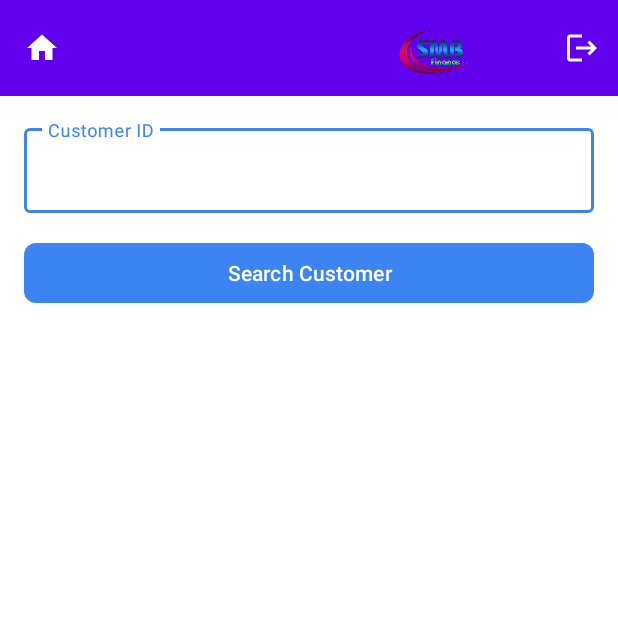
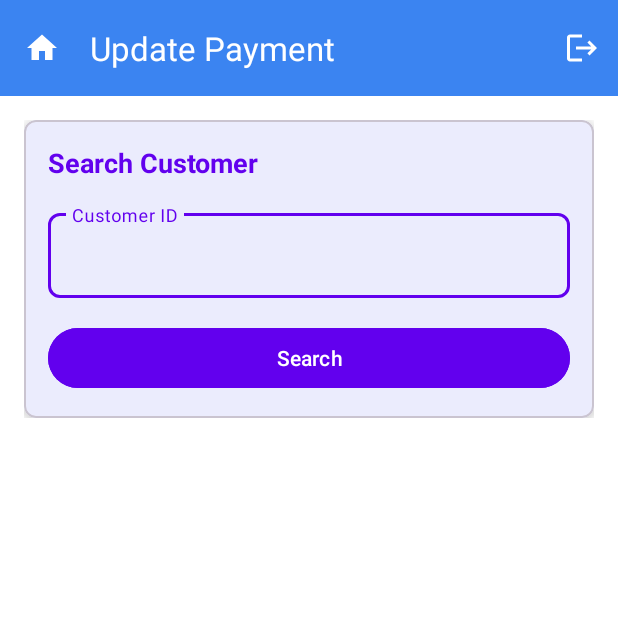
Before and after one commit to nellorukiran/smb-finance-mini, an Android app: the UpdateCustomerActivity screen opened directly, with no data from a screen before it, on a phone screen of 412 x 824 dp, the top half of it. Run offline under Robolectric (Android 15) with nearby library versions, the phone set to English and light mode, and no system bars.

Commit message:
Update page theam changes

```diff
--- a/app/src/main/res/layout/activity_update_customer.xml
+++ b/app/src/main/res/layout/activity_update_customer.xml
@@ -5,42 +5,36 @@
     android:layout_height="match_parent"
     android:background="@color/white">
 
-    <com.google.android.material.appbar.AppBarLayout
-        android:id="@+id/appBarLayout"
-        android:layout_width="match_parent"
-        android:layout_height="wrap_content"
-        android:background="@color/design_default_color_primary"
-        app:layout_constraintTop_toTopOf="parent">
-
-        <androidx.appcompat.widget.Toolbar
+    <com.google.android.material.appbar.MaterialToolbar
         android:id="@+id/toolbar"
         android:layout_width="match_parent"
         android:layout_height="?attr/actionBarSize"
-            android:background="@color/design_default_color_primary">
-
-            <RelativeLayout
-                android:layout_width="match_parent"
-                android:layout_height="match_parent">
-
-                <ImageView
-                    android:layout_width="120dp"
-                    android:layout_height="40dp"
-                    android:src="@drawable/smblogo"
-                    android:scaleType="fitCenter"
-                    android:layout_alignParentEnd="true"
-                    android:layout_centerVertical="true"
-                    android:layout_marginEnd="16dp"/>
-
-            </RelativeLayout>
-
-        </androidx.appcompat.widget.Toolbar>
-    </com.google.android.material.appbar.AppBarLayout>
+        android:background="?attr/colorPrimary"
+        android:elevation="4dp"
+        android:theme="@style/ThemeOverlay.MaterialComponents.Dark.ActionBar"
+        app:layout_constraintTop_toTopOf="parent"
+        app:title="Update Payment" />
 
     <androidx.core.widget.NestedScrollView
         android:layout_width="match_parent"
         android:layout_height="0dp"
-        app:layout_constraintTop_toBottomOf="@id/appBarLayout"
-        app:layout_constraintBottom_toBottomOf="parent">
+        android:background="@color/white"
+        android:padding="16dp"
+        app:layout_constraintBottom_toBottomOf="parent"
+        app:layout_constraintTop_toBottomOf="@id/toolbar">
+
+        <androidx.constraintlayout.widget.ConstraintLayout
+            android:layout_width="match_parent"
+            android:layout_height="wrap_content">
+
+            <com.google.android.material.card.MaterialCardView
+                android:id="@+id/searchCard"
+                android:layout_width="match_parent"
+                android:layout_height="wrap_content"
+                android:layout_marginBottom="16dp"
+                app:cardCornerRadius="8dp"
+                app:cardElevation="4dp"
+                app:layout_constraintTop_toTopOf="parent">
 
                 <LinearLayout
                     android:layout_width="match_parent"
@@ -48,30 +42,47 @@
                     android:orientation="vertical"
                     android:padding="16dp">
 
-            <com.google.android.material.textfield.TextInputLayout
+                    <TextView
                         android:layout_width="match_parent"
                         android:layout_height="wrap_content"
-                android:layout_marginBottom="16dp"
+                        android:text="Search Customer"
+                        android:textColor="@color/design_default_color_primary"
+                        android:textSize="18sp"
+                        android:textStyle="bold" />
+
+                    <com.google.android.material.textfield.TextInputLayout
+                        android:id="@+id/customerIdLayout"
+                        android:layout_width="match_parent"
+                        android:layout_height="wrap_content"
+                        android:layout_marginTop="16dp"
                         style="@style/Widget.MaterialComponents.TextInputLayout.OutlinedBox"
-                android:hint="Customer ID">
+                        app:boxCornerRadiusTopStart="8dp"
+                        app:boxCornerRadiusTopEnd="8dp"
+                        app:boxCornerRadiusBottomStart="8dp"
+                        app:boxCornerRadiusBottomEnd="8dp"
+                        app:boxStrokeColor="@color/design_default_color_primary"
+                        app:hintTextColor="@color/design_default_color_primary">
 
                         <com.google.android.material.textfield.TextInputEditText
                             android:id="@+id/etCustomerId"
                             android:layout_width="match_parent"
                             android:layout_height="wrap_content"
+                            android:hint="Customer ID"
                             android:inputType="text"
-                    android:maxLines="1"/>
-
+                            android:maxLines="1" />
                     </com.google.android.material.textfield.TextInputLayout>
 
                     <com.google.android.material.button.MaterialButton
                         android:id="@+id/btnSearch"
                         android:layout_width="match_parent"
                         android:layout_height="wrap_content"
-                android:text="Search Customer"
-                android:textAllCaps="false"
-                app:cornerRadius="8dp"
-                android:layout_marginBottom="24dp"/>
+                        android:layout_marginTop="16dp"
+                        android:backgroundTint="@color/design_default_color_primary"
+                        android:text="Search"
+                        android:textColor="@color/white" />
+
+                </LinearLayout>
+            </com.google.android.material.card.MaterialCardView>
 
             <com.google.android.material.card.MaterialCardView
                 android:id="@+id/detailsLayout"
@@ -79,7 +90,9 @@
                 android:layout_height="wrap_content"
                 android:visibility="gone"
                 app:cardCornerRadius="8dp"
-                app:cardElevation="4dp">
+                app:cardElevation="4dp"
+                app:layout_constraintTop_toBottomOf="@id/searchCard"
+                app:layout_constraintBottom_toBottomOf="parent">
 
                 <LinearLayout
                     android:layout_width="match_parent"
@@ -377,7 +390,7 @@
                 </LinearLayout>
             </com.google.android.material.card.MaterialCardView>
 
-        </LinearLayout>
+        </androidx.constraintlayout.widget.ConstraintLayout>
     </androidx.core.widget.NestedScrollView>
 
 </androidx.constraintlayout.widget.ConstraintLayout>
```
Lines whose indentation alone changed are shown as unchanged.
